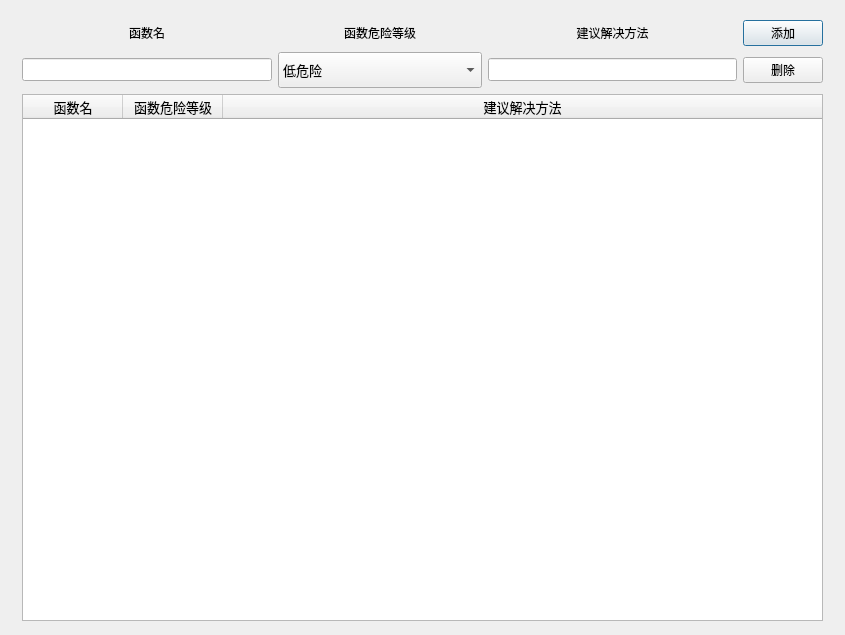
Before: the Qt Designer form src/ui/py_ui/manage.ui in daxuanzi515/CodeReview, drawn with Qt 5.
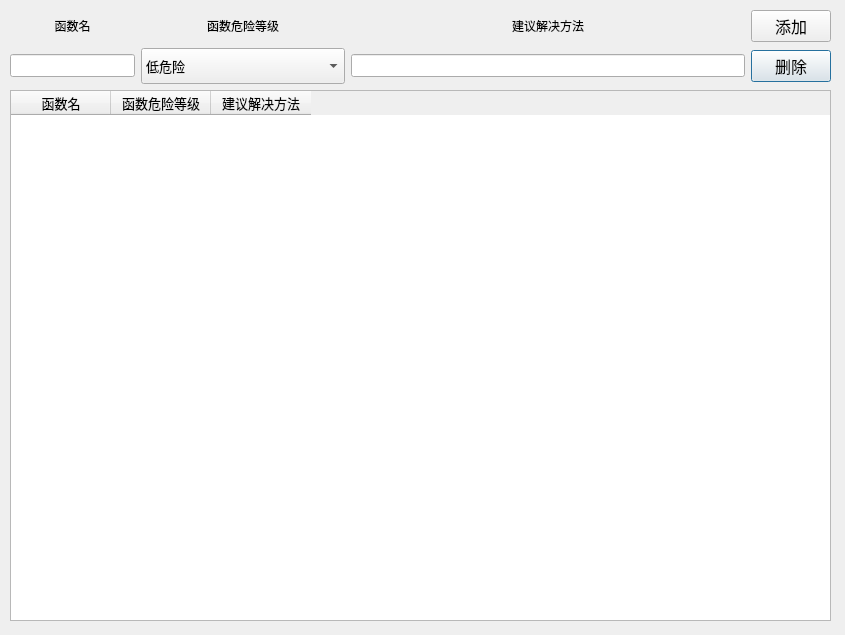
After: the same form once the commit is applied.

The edit to the form file:
```diff
--- a/src/ui/py_ui/manage.ui
+++ b/src/ui/py_ui/manage.ui
@@ -13,30 +13,32 @@
   <property name="windowTitle">
    <string>DangerousFuctionManager</string>
   </property>
-  <widget class="QWidget" name="">
+  <widget class="QWidget" name="layoutWidget">
    <property name="geometry">
     <rect>
-     <x>22</x>
-     <y>20</y>
-     <width>801</width>
-     <height>601</height>
+     <x>10</x>
+     <y>10</y>
+     <width>821</width>
+     <height>611</height>
     </rect>
    </property>
    <layout class="QVBoxLayout" name="verticalLayout">
     <item>
      <layout class="QGridLayout" name="gridLayout">
-      <item row="0" column="1">
-       <widget class="QLabel" name="label_2">
-        <property name="text">
-         <string>函数危险等级</string>
+      <item row="1" column="0">
+       <widget class="QLineEdit" name="func_name">
+        <property name="sizePolicy">
+         <sizepolicy hsizetype="Minimum" vsizetype="Fixed">
+          <horstretch>0</horstretch>
+          <verstretch>0</verstretch>
+         </sizepolicy>
         </property>
-        <property name="alignment">
-         <set>Qt::AlignCenter</set>
+        <property name="sizeIncrement">
+         <size>
+          <width>100</width>
+          <height>0</height>
+         </size>
         </property>
-       </widget>
-      </item>
-      <item row="1" column="2">
-       <widget class="QLineEdit" name="solution">
         <property name="font">
          <font>
           <pointsize>10</pointsize>
@@ -57,13 +59,16 @@
         </property>
        </widget>
       </item>
-      <item row="1" column="0">
-       <widget class="QLineEdit" name="func_name">
+      <item row="1" column="3">
+       <widget class="QPushButton" name="remove">
         <property name="font">
          <font>
-          <pointsize>10</pointsize>
+          <pointsize>12</pointsize>
          </font>
         </property>
+        <property name="text">
+         <string>删除</string>
+        </property>
        </widget>
       </item>
       <item row="0" column="2">
@@ -76,6 +81,16 @@
         </property>
        </widget>
       </item>
+      <item row="0" column="1">
+       <widget class="QLabel" name="label_2">
+        <property name="text">
+         <string>函数危险等级</string>
+        </property>
+        <property name="alignment">
+         <set>Qt::AlignCenter</set>
+        </property>
+       </widget>
+      </item>
       <item row="1" column="1">
        <widget class="QComboBox" name="level">
         <property name="font">
@@ -126,15 +141,22 @@
       </item>
       <item row="0" column="3">
        <widget class="QPushButton" name="add">
+        <property name="font">
+         <font>
+          <pointsize>12</pointsize>
+         </font>
+        </property>
         <property name="text">
          <string>添加</string>
         </property>
        </widget>
       </item>
-      <item row="1" column="3">
-       <widget class="QPushButton" name="del">
-        <property name="text">
-         <string>删除</string>
+      <item row="1" column="2">
+       <widget class="QLineEdit" name="solution">
+        <property name="font">
+         <font>
+          <pointsize>10</pointsize>
+         </font>
         </property>
        </widget>
       </item>
@@ -159,23 +181,44 @@
         <pointsize>10</pointsize>
        </font>
       </property>
+      <property name="autoScrollMargin">
+       <number>16</number>
+      </property>
+      <attribute name="horizontalHeaderMinimumSectionSize">
+       <number>100</number>
+      </attribute>
+      <attribute name="horizontalHeaderShowSortIndicator" stdset="0">
+       <bool>false</bool>
+      </attribute>
       <attribute name="horizontalHeaderStretchLastSection">
-       <bool>true</bool>
+       <bool>false</bool>
+      </attribute>
+      <attribute name="verticalHeaderDefaultSectionSize">
+       <number>37</number>
       </attribute>
       <column>
        <property name="text">
         <string>函数名</string>
        </property>
+       <property name="textAlignment">
+        <set>AlignCenter</set>
+       </property>
       </column>
       <column>
        <property name="text">
         <string>函数危险等级</string>
        </property>
+       <property name="textAlignment">
+        <set>AlignCenter</set>
+       </property>
       </column>
       <column>
        <property name="text">
         <string>建议解决方法</string>
        </property>
+       <property name="textAlignment">
+        <set>AlignCenter</set>
+       </property>
       </column>
      </widget>
     </item>
```
